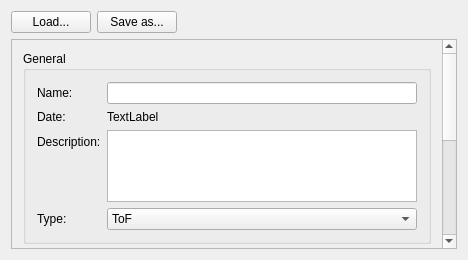
Above: ui_files/ui_request_detector_settings.ui from JYU-IBA/potku before the change. Below: the same form after it.
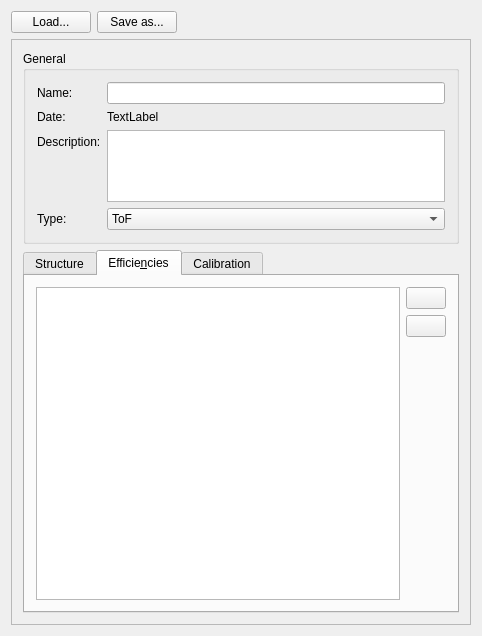
That is the form after the change. The open tabs and pages were chosen to show the change. Icons and pictures are not drawn.

Commit message: Efficiency files view in Request Settings

```diff
--- a/ui_files/ui_request_detector_settings.ui
+++ b/ui_files/ui_request_detector_settings.ui
@@ -9,8 +9,8 @@
    <rect>
     <x>0</x>
     <y>0</y>
-    <width>468</width>
-    <height>260</height>
+    <width>482</width>
+    <height>636</height>
    </rect>
   </property>
   <property name="minimumSize">
@@ -82,8 +82,8 @@
        <rect>
         <x>0</x>
         <y>0</y>
-        <width>432</width>
-        <height>534</height>
+        <width>466</width>
+        <height>578</height>
        </rect>
       </property>
       <layout class="QVBoxLayout" name="verticalLayout_7">
@@ -284,6 +284,76 @@
             <attribute name="title">
              <string>Efficie&amp;ncies</string>
             </attribute>
+            <layout class="QVBoxLayout" name="verticalLayout_8">
+             <item>
+              <layout class="QHBoxLayout" name="horizontalLayout_2">
+               <item>
+                <widget class="QListView" name="efficiencyFilesListView">
+                 <property name="showDropIndicator" stdset="0">
+                  <bool>false</bool>
+                 </property>
+                 <property name="alternatingRowColors">
+                  <bool>true</bool>
+                 </property>
+                 <property name="selectionBehavior">
+                  <enum>QAbstractItemView::SelectRows</enum>
+                 </property>
+                </widget>
+               </item>
+               <item>
+                <layout class="QVBoxLayout" name="verticalLayout_9">
+                 <item alignment="Qt::AlignTop">
+                  <widget class="QPushButton" name="addButton">
+                   <property name="sizePolicy">
+                    <sizepolicy hsizetype="Fixed" vsizetype="Fixed">
+                     <horstretch>0</horstretch>
+                     <verstretch>0</verstretch>
+                    </sizepolicy>
+                   </property>
+                   <property name="text">
+                    <string/>
+                   </property>
+                   <property name="icon">
+                    <iconset>
+                     <normaloff>../ui_icons/reinhardt/edit_add.svg</normaloff>../ui_icons/reinhardt/edit_add.svg</iconset>
+                   </property>
+                  </widget>
+                 </item>
+                 <item alignment="Qt::AlignTop">
+                  <widget class="QPushButton" name="removeButton">
+                   <property name="sizePolicy">
+                    <sizepolicy hsizetype="Fixed" vsizetype="Fixed">
+                     <horstretch>0</horstretch>
+                     <verstretch>0</verstretch>
+                    </sizepolicy>
+                   </property>
+                   <property name="text">
+                    <string/>
+                   </property>
+                   <property name="icon">
+                    <iconset>
+                     <normaloff>../ui_icons/reinhardt/edit_delete.svg</normaloff>../ui_icons/reinhardt/edit_delete.svg</iconset>
+                   </property>
+                  </widget>
+                 </item>
+                 <item>
+                  <spacer name="verticalSpacer_2">
+                   <property name="orientation">
+                    <enum>Qt::Vertical</enum>
+                   </property>
+                   <property name="sizeHint" stdset="0">
+                    <size>
+                     <width>20</width>
+                     <height>40</height>
+                    </size>
+                   </property>
+                  </spacer>
+                 </item>
+                </layout>
+               </item>
+              </layout>
+             </item>
+            </layout>
            </widget>
            <widget class="QWidget" name="calibrationTab">
             <attribute name="title">
```
Left out of the diff: 6 changed lines with no effect on the pictures. The commit also changes 1 other file.
